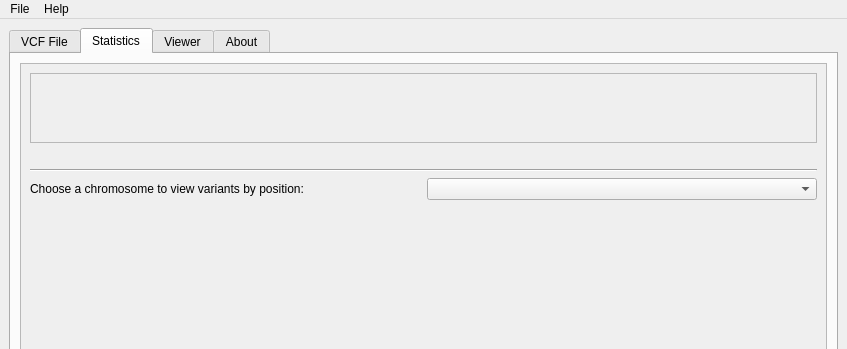
First picture: the form in metallaxis/MetallaxisGui.ui, repository seanlaidlaw/Metallaxis, before the edit; both pictures show x 0 to 847 and y 0 to 349 of the 847 by 587 pixel window.
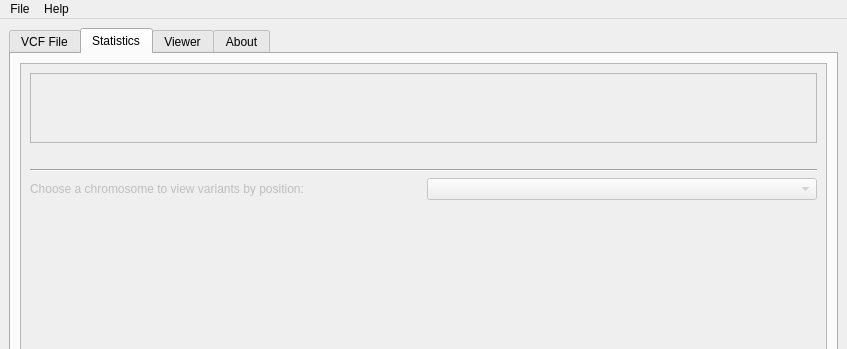
Second picture: the form after the edit. The open tabs and pages were chosen to show the change.

Diff of the .ui file:
```diff
--- a/metallaxis/MetallaxisGui.ui
+++ b/metallaxis/MetallaxisGui.ui
@@ -245,14 +245,21 @@
                <number>0</number>
               </property>
               <item>
-               <widget class="QLabel" name="label_3">
+                  <widget class="QLabel" name="chrom_selection_label">
+                      <property name="enabled">
+                          <bool>false</bool>
+                      </property>
                 <property name="text">
                  <string>Choose a chromosome to view variants by position:</string>
                 </property>
                </widget>
               </item>
               <item>
-               <widget class="QComboBox" name="chrom_selection_stat_comboBox"/>
+                  <widget class="QComboBox" name="chrom_selection_stat_comboBox">
+                      <property name="enabled">
+                          <bool>false</bool>
+                      </property>
+                  </widget>
               </item>
              </layout>
             </item>
```
Left out of the diff: 2 changed lines with no effect on the pictures.
